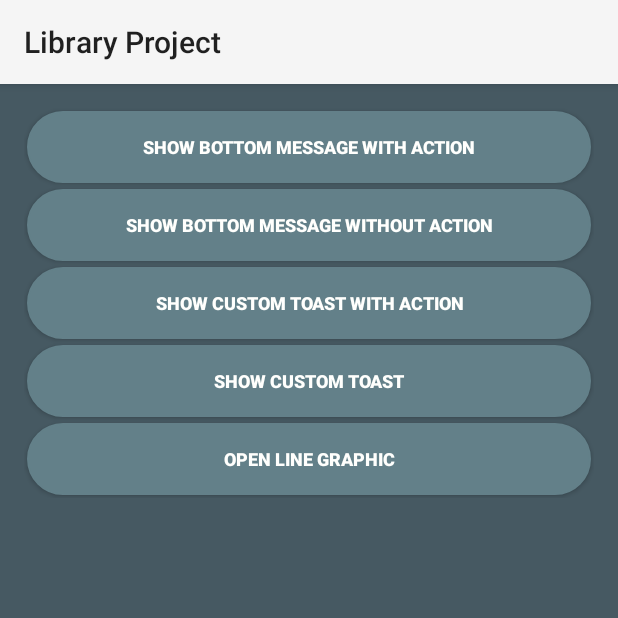
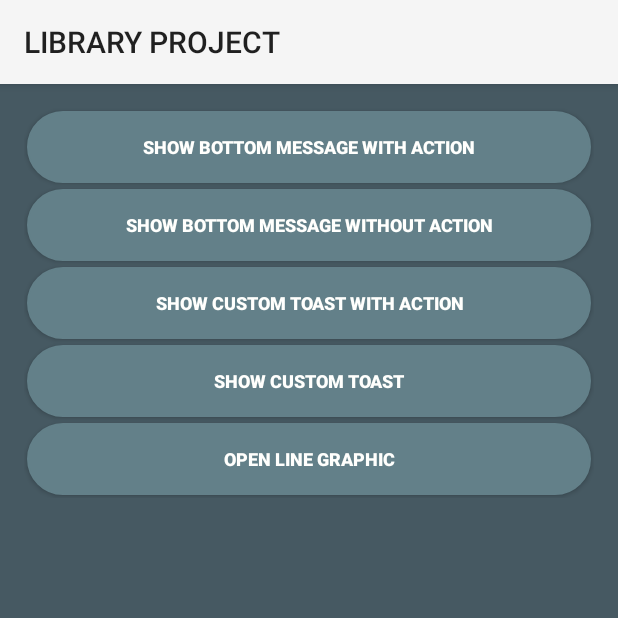
Before and after one commit to dlernatovich/AndroidSuppurtLibraryProject, an Android app: the screen it shows after launch (MainActivity), on a phone screen of 412 x 824 dp, the top half of it. Run offline under Robolectric (Android 15) with nearby library versions, the phone set to English and light mode, and no system bars; 13 statements that could not run were skipped.

Commit message:
minor update

```diff
--- a/app/src/main/java/artlite/com/androidsupportlibraryproject/ui/activities/MainActivity.java
+++ b/app/src/main/java/artlite/com/androidsupportlibraryproject/ui/activities/MainActivity.java
@@ -25,6 +25,8 @@ public class MainActivity extends BaseLibraryActivity implements View.OnClickLis
     protected void onCreate(Bundle savedInstanceState) {
         super.onCreate(savedInstanceState);
         setContentView(R.layout.activity_main);
+
+        setHeaderToUpperCase(getString(R.string.app_name));
 
         User user = new User();
         user.setUserName("John");
--- a/libraryCompilation/src/main/java/com/artlite/library/compilation/ui/activities/BaseLibraryActivity.java
+++ b/libraryCompilation/src/main/java/com/artlite/library/compilation/ui/activities/BaseLibraryActivity.java
@@ -1,5 +1,6 @@
 package com.artlite.library.compilation.ui.activities;
 
+import android.app.ActionBar;
 import android.os.Bundle;
 import android.support.v4.app.FragmentActivity;
 import android.support.v4.app.FragmentTransaction;
@@ -79,4 +80,11 @@ public class BaseLibraryActivity extends FragmentActivity implements BaseFunctio
         }
     }
 
+    public void setHeaderToUpperCase(String text) {
+        ActionBar actionBar = getActionBar();
+        if (actionBar != null) {
+            actionBar.setTitle(text.toUpperCase());
+        }
+    }
+
 }
--- a/libraryCompilation/src/main/java/com/artlite/library/compilation/ui/fragments/BaseLibraryFragment.java
+++ b/libraryCompilation/src/main/java/com/artlite/library/compilation/ui/fragments/BaseLibraryFragment.java
@@ -48,4 +48,5 @@ public class BaseLibraryFragment extends Fragment implements BaseFunction {
             activity.showToastWithAction(message, buttonMessage, onClickListener);
         }
     }
+
 }
```
Also changed, not shown: 1 other file.
